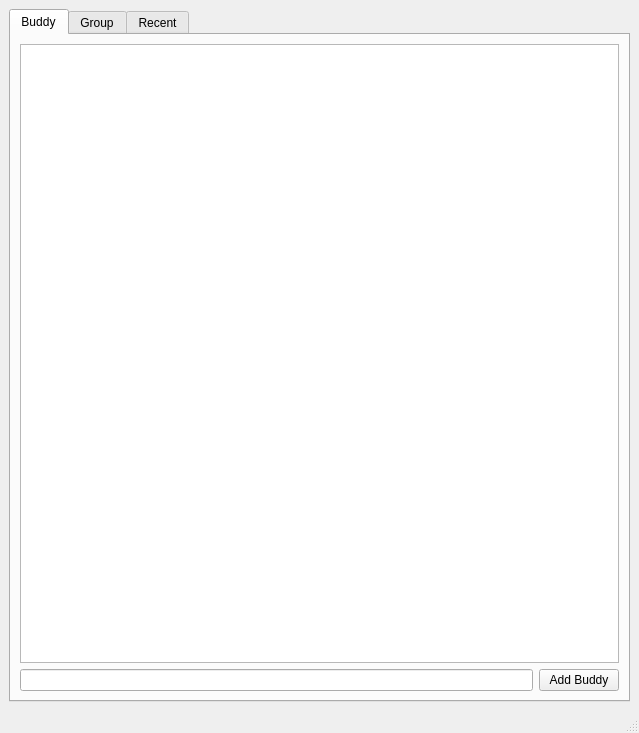
The window that gui/main_window.ui (avplayer/avim) describes before a commit, drawn with Qt 5.
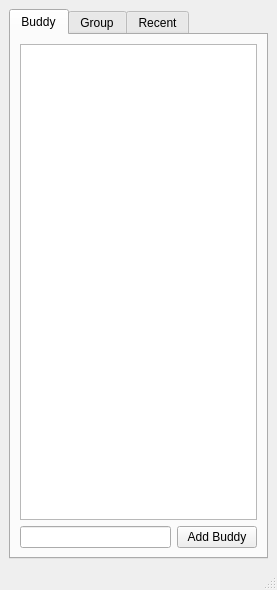
The same window after the commit.

Diff of the .ui file:
```diff
--- a/gui/main_window.ui
+++ b/gui/main_window.ui
@@ -6,8 +6,8 @@
    <rect>
     <x>0</x>
     <y>0</y>
-    <width>639</width>
-    <height>733</height>
+    <width>277</width>
+    <height>590</height>
    </rect>
   </property>
   <property name="windowTitle">
```
Left out of the diff: 2 changed lines with no effect on the pictures.
